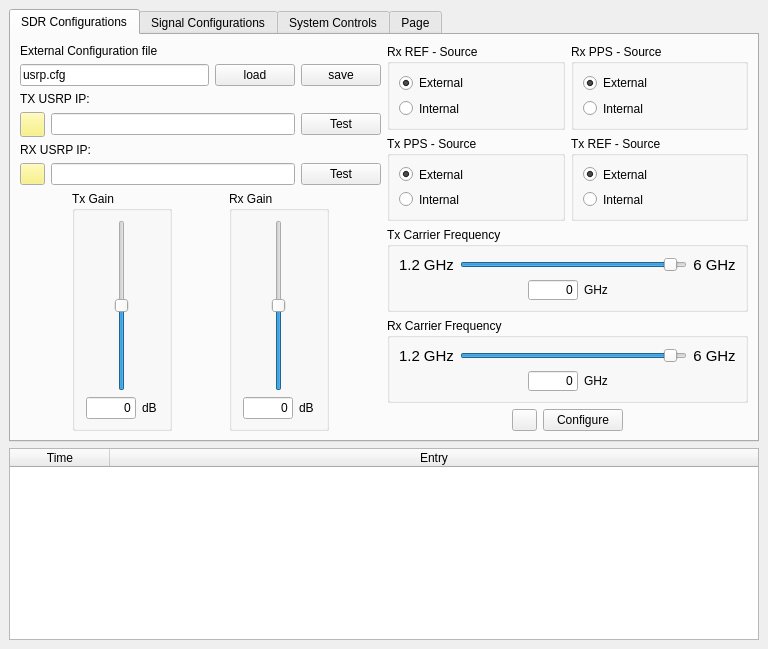
The window that caa_project/maingui.ui (jranstrom/usrp_caa_ui) describes before a commit, drawn with Qt 5.
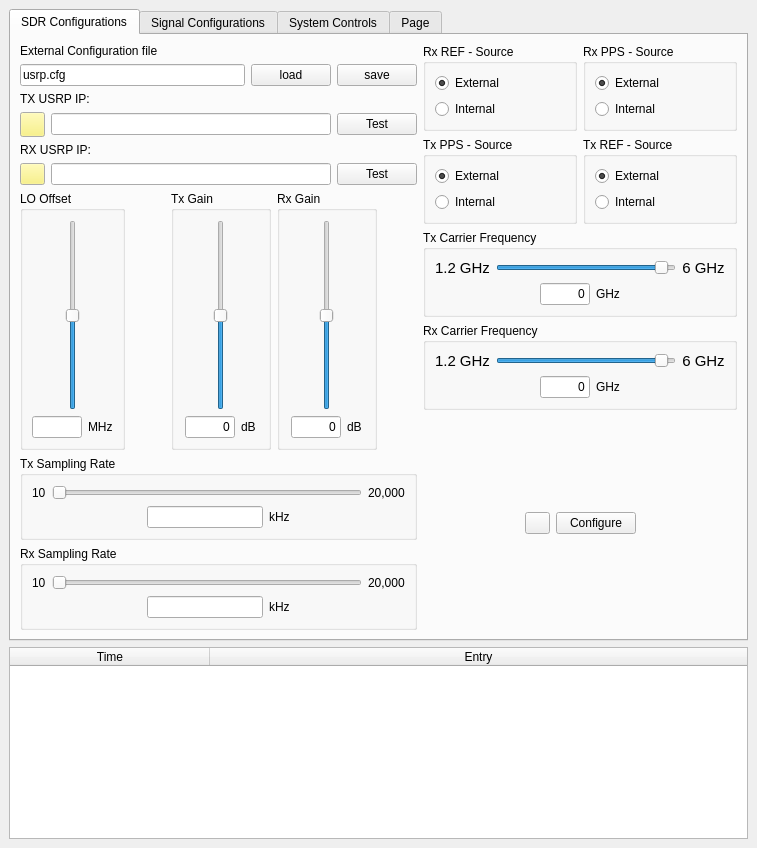
The same window after the commit. The open tabs and pages were chosen to show the change.

Commit message: Added sampling rate and rx LO offset to gui

Diff of the .ui file:
```diff
--- a/caa_project/maingui.ui
+++ b/caa_project/maingui.ui
@@ -6,8 +6,8 @@
    <rect>
     <x>0</x>
     <y>0</y>
-    <width>768</width>
-    <height>649</height>
+    <width>757</width>
+    <height>848</height>
    </rect>
   </property>
   <property name="windowTitle">
@@ -16,14 +16,14 @@
   <widget class="QWidget" name="centralwidget">
    <property name="sizePolicy">
     <sizepolicy hsizetype="Expanding" vsizetype="Expanding">
-     <horstretch>0</horstretch>
-     <verstretch>0</verstretch>
+     <horstretch>1</horstretch>
+     <verstretch>1</verstretch>
     </sizepolicy>
    </property>
    <property name="maximumSize">
     <size>
      <width>16777215</width>
-     <height>689</height>
+     <height>16777215</height>
     </size>
    </property>
    <property name="autoFillBackground">
@@ -33,15 +33,21 @@
     <item>
      <widget class="QTabWidget" name="tabWidget">
       <property name="sizePolicy">
-       <sizepolicy hsizetype="Expanding" vsizetype="MinimumExpanding">
-        <horstretch>0</horstretch>
-        <verstretch>0</verstretch>
+       <sizepolicy hsizetype="Expanding" vsizetype="Expanding">
+        <horstretch>1</horstretch>
+        <verstretch>1</verstretch>
        </sizepolicy>
       </property>
       <property name="minimumSize">
        <size>
         <width>0</width>
-        <height>50</height>
+        <height>0</height>
+       </size>
+      </property>
+      <property name="maximumSize">
+       <size>
+        <width>16777215</width>
+        <height>16777215</height>
        </size>
       </property>
       <property name="currentIndex">
@@ -49,7 +55,7 @@
       </property>
       <widget class="QWidget" name="tab">
        <property name="sizePolicy">
-        <sizepolicy hsizetype="Expanding" vsizetype="Minimum">
+        <sizepolicy hsizetype="Expanding" vsizetype="Expanding">
          <horstretch>0</horstretch>
          <verstretch>0</verstretch>
         </sizepolicy>
@@ -57,9 +63,14 @@
        <attribute name="title">
         <string>SDR Configurations</string>
        </attribute>
+       <layout class="QGridLayout" name="gridLayout_2">
+        <item row="0" column="0">
        <layout class="QHBoxLayout" name="horizontalLayout_16">
         <item>
          <layout class="QVBoxLayout" name="verticalLayout_12">
+            <property name="sizeConstraint">
+             <enum>QLayout::SetNoConstraint</enum>
+            </property>
           <item>
            <layout class="QVBoxLayout" name="verticalLayout_3">
             <item>
@@ -271,6 +282,56 @@
           </item>
           <item>
            <layout class="QHBoxLayout" name="horizontalLayout_15">
+              <item>
+               <widget class="QGroupBox" name="groupBox_8">
+                <property name="title">
+                 <string>LO Offset</string>
+                </property>
+                <layout class="QVBoxLayout" name="verticalLayout_2">
+                 <item>
+                  <layout class="QHBoxLayout" name="horizontalLayout_11">
+                   <item>
+                    <widget class="QSlider" name="vslider_lo_offset">
+                     <property name="minimum">
+                      <number>-200</number>
+                     </property>
+                     <property name="maximum">
+                      <number>200</number>
+                     </property>
+                     <property name="orientation">
+                      <enum>Qt::Vertical</enum>
+                     </property>
+                    </widget>
+                   </item>
+                  </layout>
+                 </item>
+                 <item>
+                  <layout class="QHBoxLayout" name="horizontalLayout_26">
+                   <item>
+                    <widget class="QLineEdit" name="lineEdit_lo_offset">
+                     <property name="maximumSize">
+                      <size>
+                       <width>50</width>
+                       <height>16777215</height>
+                      </size>
+                     </property>
+                     <property name="alignment">
+                      <set>Qt::AlignRight|Qt::AlignTrailing|Qt::AlignVCenter</set>
+                     </property>
+                    </widget>
+                   </item>
+                   <item>
+                    <widget class="QLabel" name="label_16">
+                     <property name="text">
+                      <string>MHz</string>
+                     </property>
+                    </widget>
+                   </item>
+                  </layout>
+                 </item>
+                </layout>
+               </widget>
+              </item>
             <item>
              <spacer name="horizontalSpacer_10">
               <property name="orientation">
@@ -379,19 +440,6 @@
               </item>
              </layout>
             </item>
-            <item>
-             <spacer name="horizontalSpacer_11">
-              <property name="orientation">
-               <enum>Qt::Horizontal</enum>
-              </property>
-              <property name="sizeHint" stdset="0">
-               <size>
-                <width>40</width>
-                <height>20</height>
-               </size>
-              </property>
-             </spacer>
-            </item>
             <item>
              <layout class="QVBoxLayout" name="verticalLayout_8">
               <item>
@@ -508,10 +556,187 @@
             </item>
            </layout>
           </item>
+            <item>
+             <widget class="QGroupBox" name="groupBox_9">
+              <property name="title">
+               <string>Tx Sampling Rate</string>
+              </property>
+              <layout class="QVBoxLayout" name="verticalLayout_27">
+               <item>
+                <layout class="QHBoxLayout" name="horizontalLayout_28">
+                 <item>
+                  <widget class="QLabel" name="label_18">
+                   <property name="text">
+                    <string>10</string>
+                   </property>
+                  </widget>
+                 </item>
+                 <item>
+                  <widget class="QSlider" name="hslider_tx_rs">
+                   <property name="minimum">
+                    <number>10</number>
+                   </property>
+                   <property name="maximum">
+                    <number>20000</number>
+                   </property>
+                   <property name="tracking">
+                    <bool>false</bool>
+                   </property>
+                   <property name="orientation">
+                    <enum>Qt::Horizontal</enum>
+                   </property>
+                  </widget>
+                 </item>
+                 <item>
+                  <widget class="QLabel" name="label_17">
+                   <property name="text">
+                    <string>20,000</string>
+                   </property>
+                  </widget>
+                 </item>
+                </layout>
+               </item>
+               <item>
+                <layout class="QHBoxLayout" name="horizontalLayout_29">
+                 <item>
+                  <spacer name="horizontalSpacer_11">
+                   <property name="orientation">
+                    <enum>Qt::Horizontal</enum>
+                   </property>
+                   <property name="sizeHint" stdset="0">
+                    <size>
+                     <width>40</width>
+                     <height>20</height>
+                    </size>
+                   </property>
+                  </spacer>
+                 </item>
+                 <item>
+                  <widget class="QLineEdit" name="lineEdit_tx_rs">
+                   <property name="alignment">
+                    <set>Qt::AlignRight|Qt::AlignTrailing|Qt::AlignVCenter</set>
+                   </property>
+                  </widget>
+                 </item>
+                 <item>
+                  <widget class="QLabel" name="label_19">
+                   <property name="text">
+                    <string>kHz</string>
+                   </property>
+                  </widget>
+                 </item>
+                 <item>
+                  <spacer name="horizontalSpacer_15">
+                   <property name="orientation">
+                    <enum>Qt::Horizontal</enum>
+                   </property>
+                   <property name="sizeHint" stdset="0">
+                    <size>
+                     <width>40</width>
+                     <height>20</height>
+                    </size>
+                   </property>
+                  </spacer>
+                 </item>
+                </layout>
+               </item>
+              </layout>
+             </widget>
+            </item>
+            <item>
+             <widget class="QGroupBox" name="groupBox_10">
+              <property name="title">
+               <string>Rx Sampling Rate</string>
+              </property>
+              <layout class="QVBoxLayout" name="verticalLayout_28">
+               <item>
+                <layout class="QHBoxLayout" name="horizontalLayout_27">
+                 <item>
+                  <widget class="QLabel" name="label_22">
+                   <property name="text">
+                    <string>10</string>
+                   </property>
+                  </widget>
+                 </item>
+                 <item>
+                  <widget class="QSlider" name="hslider_rx_rs">
+                   <property name="minimum">
+                    <number>10</number>
+                   </property>
+                   <property name="maximum">
+                    <number>20000</number>
+                   </property>
+                   <property name="orientation">
+                    <enum>Qt::Horizontal</enum>
+                   </property>
+                  </widget>
+                 </item>
+                 <item>
+                  <widget class="QLabel" name="label_20">
+                   <property name="text">
+                    <string>20,000</string>
+                   </property>
+                  </widget>
+                 </item>
+                </layout>
+               </item>
+               <item>
+                <layout class="QHBoxLayout" name="horizontalLayout_30">
+                 <item>
+                  <spacer name="horizontalSpacer_16">
+                   <property name="orientation">
+                    <enum>Qt::Horizontal</enum>
+                   </property>
+                   <property name="sizeHint" stdset="0">
+                    <size>
+                     <width>40</width>
+                     <height>20</height>
+                    </size>
+                   </property>
+                  </spacer>
+                 </item>
+                 <item>
+                  <widget class="QLineEdit" name="lineEdit_rx_rs">
+                   <property name="alignment">
+                    <set>Qt::AlignRight|Qt::AlignTrailing|Qt::AlignVCenter</set>
+                   </property>
+                  </widget>
+                 </item>
+                 <item>
+                  <widget class="QLabel" name="label_21">
+                   <property name="text">
+                    <string>kHz</string>
+                   </property>
+                  </widget>
+                 </item>
+                 <item>
+                  <spacer name="horizontalSpacer_17">
+                   <property name="orientation">
+                    <enum>Qt::Horizontal</enum>
+                   </property>
+                   <property name="sizeHint" stdset="0">
+                    <size>
+                     <width>40</width>
+                     <height>20</height>
+                    </size>
+                   </property>
+                  </spacer>
+                 </item>
+                 <item>
+                  <layout class="QGridLayout" name="gridLayout"/>
+                 </item>
+                </layout>
+               </item>
+              </layout>
+             </widget>
+            </item>
          </layout>
         </item>
         <item>
          <layout class="QVBoxLayout" name="verticalLayout_10">
+            <property name="sizeConstraint">
+             <enum>QLayout::SetNoConstraint</enum>
+            </property>
           <item>
            <layout class="QHBoxLayout" name="horizontalLayout">
             <item>
@@ -924,6 +1149,19 @@
             </layout>
            </widget>
           </item>
+            <item>
+             <spacer name="verticalSpacer_3">
+              <property name="orientation">
+               <enum>Qt::Vertical</enum>
+              </property>
+              <property name="sizeHint" stdset="0">
+               <size>
+                <width>20</width>
+                <height>40</height>
+               </size>
+              </property>
+             </spacer>
+            </item>
           <item>
            <layout class="QHBoxLayout" name="configure_button_layout">
             <item>
@@ -974,6 +1212,21 @@
             </item>
            </layout>
           </item>
+            <item>
+             <spacer name="verticalSpacer_4">
+              <property name="orientation">
+               <enum>Qt::Vertical</enum>
+              </property>
+              <property name="sizeHint" stdset="0">
+               <size>
+                <width>20</width>
+                <height>40</height>
+               </size>
+              </property>
+             </spacer>
+            </item>
+           </layout>
+          </item>
          </layout>
         </item>
        </layout>
@@ -1487,7 +1740,7 @@
     <item>
      <widget class="QTableWidget" name="tableWidget_status">
       <property name="sizePolicy">
-       <sizepolicy hsizetype="Expanding" vsizetype="Minimum">
+       <sizepolicy hsizetype="Expanding" vsizetype="Expanding">
         <horstretch>0</horstretch>
         <verstretch>0</verstretch>
        </sizepolicy>
@@ -1495,12 +1748,15 @@
       <property name="maximumSize">
        <size>
         <width>16777215</width>
-        <height>16777215</height>
+        <height>400</height>
        </size>
       </property>
       <property name="columnCount">
        <number>2</number>
       </property>
+      <attribute name="horizontalHeaderDefaultSectionSize">
+       <number>200</number>
+      </attribute>
       <attribute name="horizontalHeaderStretchLastSection">
        <bool>true</bool>
       </attribute>
```
Left out of the diff: 112 changed lines with no effect on the pictures. Lines whose indentation alone changed are shown as unchanged. The commit also changes 5 other files.
